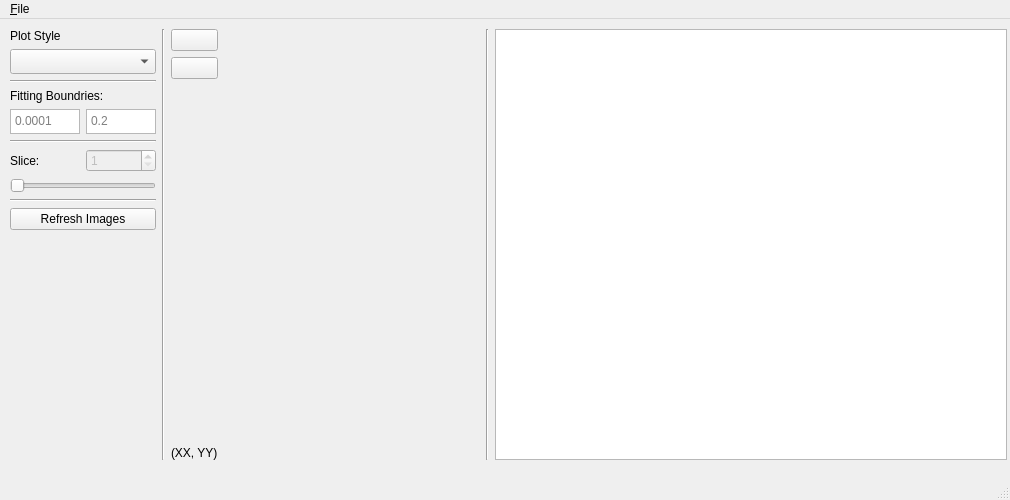
Above: UI/NNLSDynApp.ui from darksim33/Pyneapple before the change. Below: the same form after it.
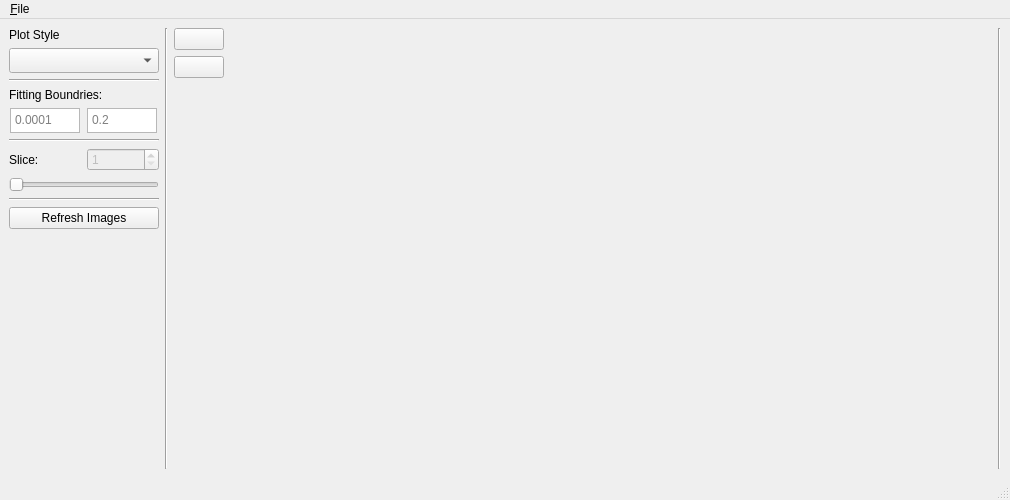
That is the form after the change.

```diff
--- a/UI/NNLSDynApp.ui
+++ b/UI/NNLSDynApp.ui
@@ -11,7 +11,7 @@
    </rect>
   </property>
   <property name="sizePolicy">
-   <sizepolicy hsizetype="Maximum" vsizetype="Maximum">
+   <sizepolicy hsizetype="Expanding" vsizetype="Expanding">
     <horstretch>0</horstretch>
     <verstretch>0</verstretch>
    </sizepolicy>
@@ -32,16 +32,9 @@
      <verstretch>0</verstretch>
     </sizepolicy>
    </property>
-   <widget class="QWidget" name="horizontalLayoutWidget">
-    <property name="geometry">
-     <rect>
-      <x>10</x>
-      <y>10</y>
-      <width>1015</width>
-      <height>431</height>
-     </rect>
-    </property>
-    <layout class="QHBoxLayout" name="horizontalLayout_2">
+   <layout class="QGridLayout" name="gridLayout">
+    <item row="0" column="0">
+     <layout class="QHBoxLayout" name="hLayout_Main">
      <item>
       <layout class="QVBoxLayout" name="RightSidePanel">
        <item>
@@ -61,13 +54,13 @@
          </property>
          <property name="minimumSize">
           <size>
-           <width>70</width>
+            <width>150</width>
            <height>25</height>
           </size>
          </property>
          <property name="maximumSize">
           <size>
-           <width>500</width>
+            <width>150</width>
            <height>25</height>
           </size>
          </property>
@@ -93,7 +86,19 @@
         </widget>
        </item>
        <item>
-        <widget class="QLabel" name="lbl_FittingBoundries">
+         <widget class="QLabel" name="Lbl_FittingBoundries">
+          <property name="sizePolicy">
+           <sizepolicy hsizetype="Preferred" vsizetype="Preferred">
+            <horstretch>0</horstretch>
+            <verstretch>0</verstretch>
+           </sizepolicy>
+          </property>
+          <property name="maximumSize">
+           <size>
+            <width>100</width>
+            <height>20</height>
+           </size>
+          </property>
          <property name="text">
           <string>Fitting Boundries:</string>
          </property>
@@ -112,9 +117,15 @@
              <verstretch>0</verstretch>
             </sizepolicy>
            </property>
+            <property name="minimumSize">
+             <size>
+              <width>70</width>
+              <height>0</height>
+             </size>
+            </property>
            <property name="maximumSize">
             <size>
-             <width>75</width>
+              <width>70</width>
              <height>25</height>
             </size>
            </property>
@@ -134,9 +145,15 @@
          </item>
          <item>
           <widget class="QTextEdit" name="txtEdt_BoundMax">
+            <property name="minimumSize">
+             <size>
+              <width>70</width>
+              <height>0</height>
+             </size>
+            </property>
            <property name="maximumSize">
             <size>
-             <width>75</width>
+              <width>70</width>
              <height>25</height>
             </size>
            </property>
@@ -185,6 +202,18 @@
            <property name="enabled">
             <bool>false</bool>
            </property>
+            <property name="minimumSize">
+             <size>
+              <width>150</width>
+              <height>0</height>
+             </size>
+            </property>
+            <property name="maximumSize">
+             <size>
+              <width>150</width>
+              <height>16777215</height>
+             </size>
+            </property>
            <property name="minimum">
             <number>1</number>
            </property>
@@ -198,6 +227,12 @@
          </item>
          <item>
           <widget class="Line" name="line_5">
+            <property name="sizePolicy">
+             <sizepolicy hsizetype="Minimum" vsizetype="Fixed">
+              <horstretch>0</horstretch>
+              <verstretch>0</verstretch>
+             </sizepolicy>
+            </property>
            <property name="orientation">
             <enum>Qt::Horizontal</enum>
            </property>
@@ -205,6 +240,18 @@
          </item>
          <item>
           <widget class="QPushButton" name="pushButton">
+            <property name="minimumSize">
+             <size>
+              <width>150</width>
+              <height>0</height>
+             </size>
+            </property>
+            <property name="maximumSize">
+             <size>
+              <width>150</width>
+              <height>16777215</height>
+             </size>
+            </property>
            <property name="text">
             <string>Refresh Images</string>
            </property>
@@ -281,17 +328,16 @@
          </property>
         </spacer>
        </item>
-       <item>
-        <widget class="QLabel" name="label">
-         <property name="text">
-          <string>(XX, YY)</string>
-         </property>
-        </widget>
-       </item>
       </layout>
      </item>
      <item>
       <widget class="QLabel" name="AXImgDyn">
+        <property name="sizePolicy">
+         <sizepolicy hsizetype="Maximum" vsizetype="Maximum">
+          <horstretch>0</horstretch>
+          <verstretch>0</verstretch>
+         </sizepolicy>
+        </property>
        <property name="minimumSize">
         <size>
          <width>256</width>
@@ -300,8 +346,8 @@
        </property>
        <property name="maximumSize">
         <size>
-         <width>512</width>
-         <height>512</height>
+          <width>2048</width>
+          <height>2048</height>
         </size>
        </property>
        <property name="cursor">
@@ -328,31 +374,9 @@
        </property>
       </widget>
      </item>
-     <item>
-      <widget class="QGraphicsView" name="AXPltDyn">
-       <property name="minimumSize">
-        <size>
-         <width>512</width>
-         <height>256</height>
-        </size>
-       </property>
-      </widget>
-     </item>
-     <item>
-      <spacer name="horizontalSpacer">
-       <property name="orientation">
-        <enum>Qt::Horizontal</enum>
-       </property>
-       <property name="sizeHint" stdset="0">
-        <size>
-         <width>40</width>
-         <height>20</height>
-        </size>
-       </property>
-      </spacer>
-     </item>
-    </layout>
-   </widget>
+     </layout>
+    </item>
+   </layout>
   </widget>
   <widget class="QMenuBar" name="menubar">
    <property name="geometry">
```
Left out of the diff: 6 changed lines with no effect on the pictures. Lines whose indentation alone changed are shown as unchanged.
